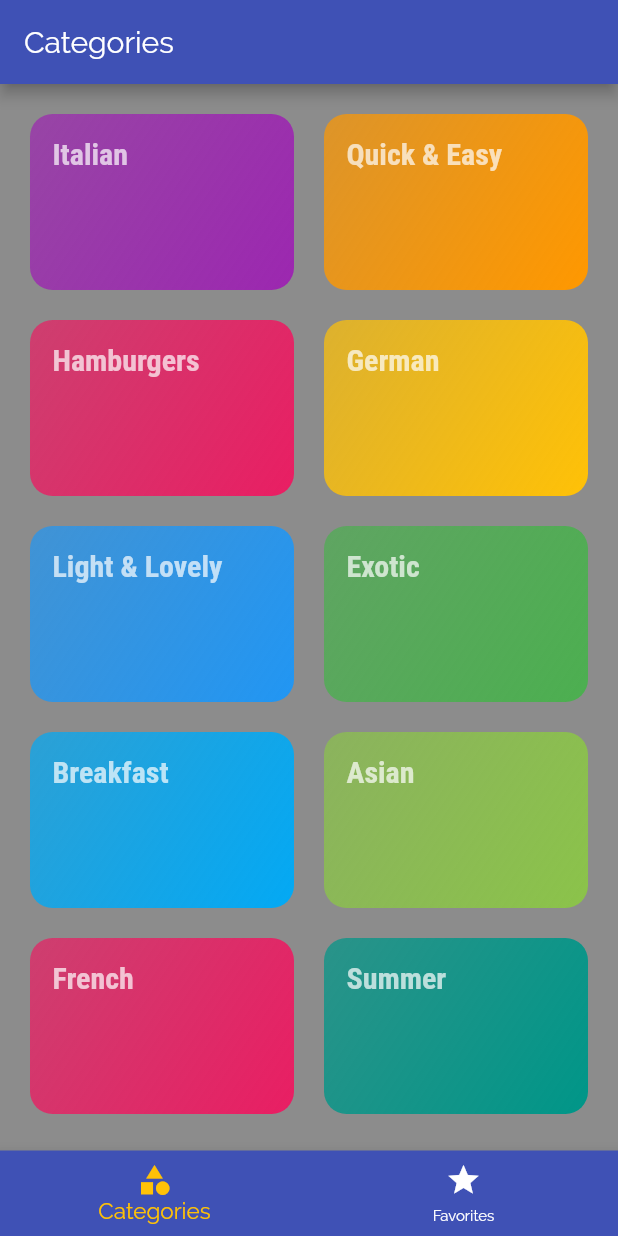
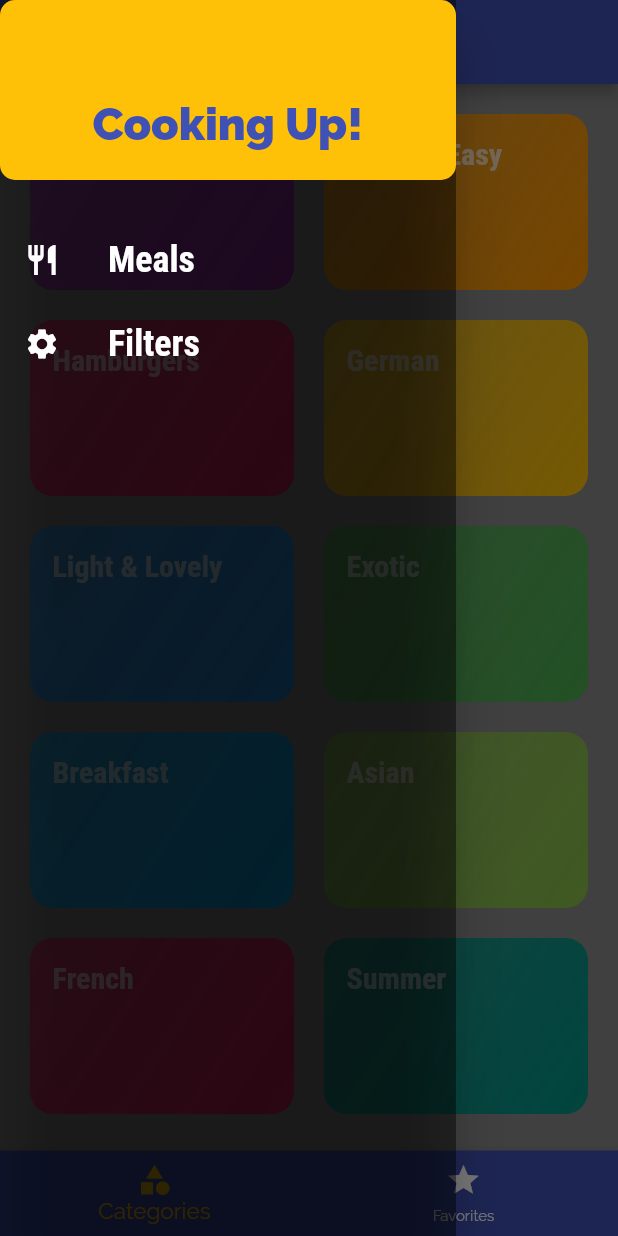
Before and after one commit to manlikeked1/Meal-App, a Flutter app: the screen it shows after launch, with the side drawer open (before the commit the screen has no drawer), on a phone screen of 412 x 824 dp. Run offline on Flutter 3.47's test engine with Material 2 defaults, Android fonts, the phone set to English and light mode, and no system bars.

Commit message:
added a drawer

```diff
--- a/lib/screens/tabs_screen.dart
+++ b/lib/screens/tabs_screen.dart
@@ -1,7 +1,8 @@
 //This whole screen represents the homepage of the application.
 
 import 'package:flutter/material.dart';
-// import 'package:meal_app/screens/favorites_page.dart';
+
+import '../widgets/main_drawer.dart';
 
 import '../screens/favorites_page.dart';
 import '../screens/categories_page.dart';
@@ -13,14 +14,21 @@ class TabsScreen extends StatefulWidget {
 
 class _TabsScreenState extends State<TabsScreen> {
   final List<Map<String, dynamic>> _pages = [
+    //List o widgets that you want to render in each tab
     {'page': CategoriesPage(), 'title': 'Categories'},
-    {'page': FavoritesPage(), 'title': 'Favorites Section'}
+    {
+      'page': FavoritesPage(),
+      'title': 'Favorites Section',
+    }
   ];
 
-  int _selectedPageIndex = 0;
+  int _selectedPageIndex =
+      0; //THis is a property which is an integer which is '0' initially
 
   void _selectPage(int index) {
+    //This is the method that 'ontap' listener uses
     setState(() {
+      //I called setState which is why I used a stateful widget instead of a stateless widget. The setState is used because we will manually switch that index
       _selectedPageIndex = index;
     });
   }
@@ -32,22 +40,30 @@ class _TabsScreenState extends State<TabsScreen> {
         appBar: AppBar(
           title: Text(_pages[_selectedPageIndex]['title']),
         ),
+        drawer:
+            MainDrawer(), //Here, I placed the drawer in the 'tabs screen' because this the defaukt screen
         body: _pages[_selectedPageIndex]['page'],
         bottomNavigationBar: BottomNavigationBar(
-            onTap: _selectPage,
+            //This is what a tab bar at the bottom is called
+            //For the 'bottomNavigationBar' you manually have to control what the user selected and which content you want to display
+            onTap:
+                _selectPage, //This is an 'onTap' listener and it is triggered whenever an item is selected
             backgroundColor: Theme.of(context).primaryColor,
             unselectedItemColor: Colors.white,
             selectedItemColor: Theme.of(context).accentColor,
-            currentIndex: _selectedPageIndex,
+            currentIndex:
+                _selectedPageIndex, //This tells the bottomNavigationBar which tab is actually selected
             selectedFontSize: 15,
             unselectedFontSize: 10,
             // type: BottomNavigationBarType.shifting,//For animation
             items: [
               BottomNavigationBarItem(
+                //This is just a tab
                 backgroundColor: Theme.of(context)
                     .primaryColor, //Used when adding the animation 'shifting'
-                icon: Icon(Icons.category),
-                title: Text('Categories'),
+                icon: Icon(Icons.category), //An Icon
+                title: Text(
+                    'Categories'), //The title now is a widget and not a plain text
               ),
               BottomNavigationBarItem(
                 backgroundColor: Theme.of(context)
@@ -55,7 +71,9 @@ class _TabsScreenState extends State<TabsScreen> {
                 icon: Icon(Icons.star),
                 title: Text('Favorites'),
               )
-            ])
+            ]));
+  }
+}
 
 // This is for creating a tab bar that is creatred at the top of an application
 // return DefaultTabController(
@@ -83,6 +101,3 @@ class _TabsScreenState extends State<TabsScreen> {
 //     ),
 //   );
 // }
-        );
-  }
-}
--- /dev/null
+++ b/lib/widgets/main_drawer.dart
@@ -0,0 +1,62 @@
+import 'package:flutter/material.dart';
+
+class MainDrawer extends StatelessWidget {
+  //Using a builder method to create ListTiles
+  Widget buildListTile(String title, IconData icon) {
+    //Here we passed two arguments into the builder, 'title' and 'icon'
+    return ListTile(
+      leading: Icon(
+        icon, //Here, we placed the 'icon' argumrnt
+        size: 24,
+        color: Colors.white, //This is the size of the icon
+      ),
+      title: Text(
+        title, //Here we placed the 'title' argument
+        style: TextStyle(
+            fontFamily: 'RobotoCondensed',
+            fontSize: 24,
+            fontWeight: FontWeight.bold,
+            color: Colors.white),
+      ),
+      onTap: () {
+        // ...
+      },
+    );
+  }
+
+  @override
+  Widget build(BuildContext context) {
+    return Drawer(
+      child: Column(
+        children: <Widget>[
+          Container(
+            height: 120, //This gives the height of the container
+            width: double
+                .infinity, //This allows the container to take the full width of the screen
+            padding: EdgeInsets.all(20), //This gives a padding of 20 all around
+            alignment: Alignment.bottomCenter,
+            // color: Theme.of(context).accentColor,//This gives the background color to the container
+            decoration: BoxDecoration(
+                color: Theme.of(context).accentColor,
+                borderRadius: BorderRadius.circular(
+                    10)), //This is a feature on flutter that helps you to add more than one form of decoration
+            child: Text(
+              'Cooking Up!',
+              style: TextStyle(
+                  fontWeight: FontWeight.w900,
+                  fontSize: 30,
+                  color: Theme.of(context).primaryColor),
+            ),
+          ),
+          SizedBox(height: 25), //This helps to give a spacing
+          //Using the 'buildListTile' method to pass in 'meals' for the first ListTile and 'icons.restaurant' for the second ListTile
+          buildListTile(
+            'Meals',
+            Icons.restaurant,
+          ),
+          buildListTile('Filters', Icons.settings),
+        ],
+      ),
+    );
+  }
+}
```
Lines whose indentation alone changed are shown as unchanged.
